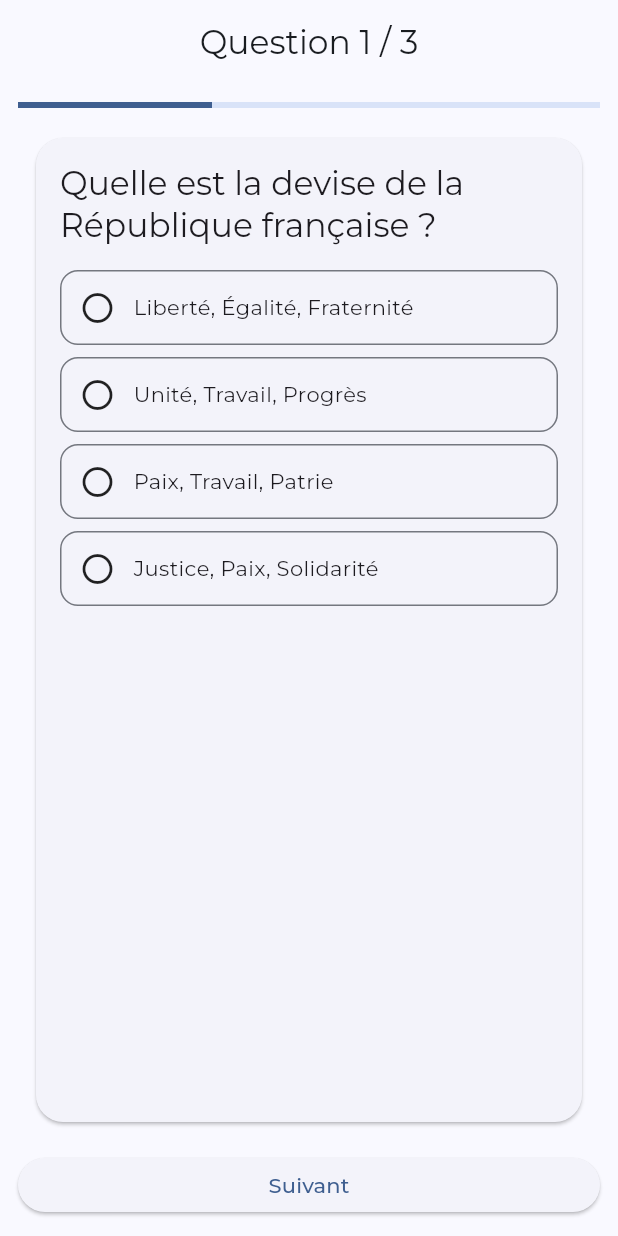
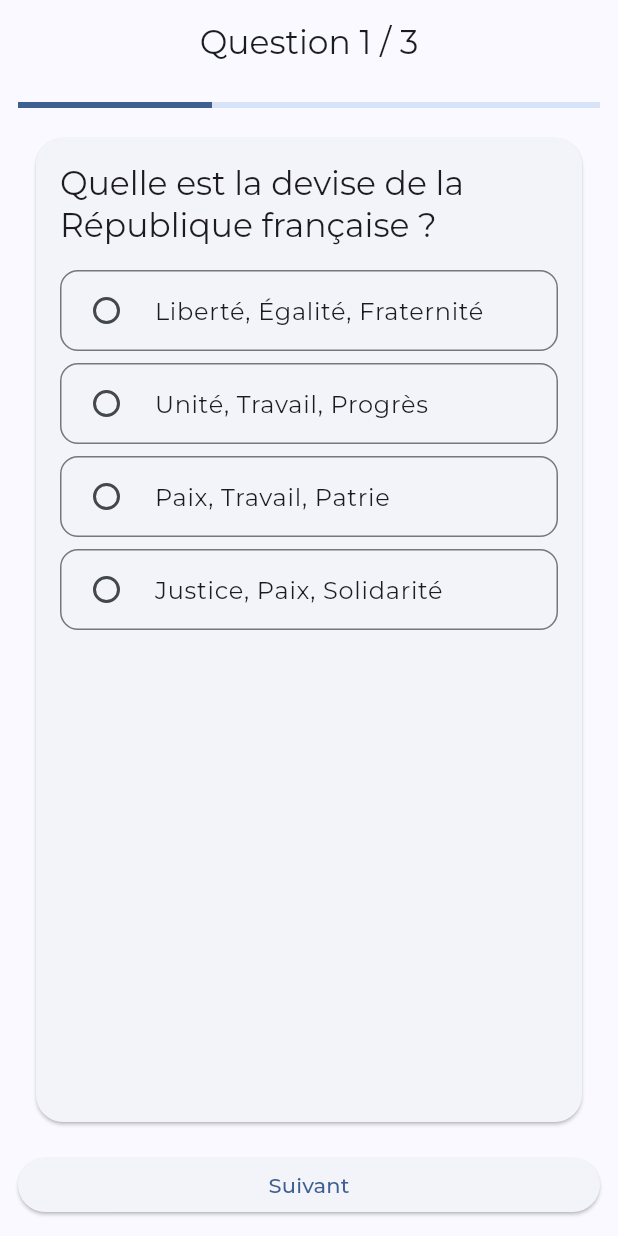
Before and after one commit to Myoxsis/french_citizenship_app, a Flutter app: the QuizScreen screen opened by its route, on a phone screen of 412 x 824 dp. Run offline on Flutter 3.47's test engine with Material 3 defaults, Android fonts, the light colour scheme and no system bars; our stand-ins replace easy_localization, flutter_riverpod, go_router, google_fonts, shared_preferences; accounts and stored records are empty.

Commit message:
Improve question choice styling with animated RadioListTile

```diff
--- a/lib/widgets/question_card.dart
+++ b/lib/widgets/question_card.dart
@@ -27,33 +27,44 @@ class QuestionCard extends StatelessWidget {
             const SizedBox(height: 12),
             ...List.generate(question.choices.length, (i) {
               final isSelected = selectedIndex == i;
-              return Padding(
-                padding: const EdgeInsets.symmetric(vertical: 4),
-                child: InkWell(
-                  borderRadius: BorderRadius.circular(12),
-                  onTap: () => onSelected(i),
-                  child: Container(
-                    padding: const EdgeInsets.all(12),
+              return AnimatedContainer(
+                duration: const Duration(milliseconds: 200),
+                margin: const EdgeInsets.symmetric(vertical: 4),
                 decoration: BoxDecoration(
                   borderRadius: BorderRadius.circular(12),
+                  color: isSelected
+                      ? Theme.of(context)
+                          .colorScheme
+                          .primary
+                          .withOpacity(0.1)
+                      : null,
                   border: Border.all(
                     color: isSelected
                         ? Theme.of(context).colorScheme.primary
                         : Theme.of(context).dividerColor,
                   ),
+                  boxShadow: isSelected
+                      ? [
+                          BoxShadow(
+                            color: Theme.of(context)
+                                .colorScheme
+                                .primary
+                                .withOpacity(0.3),
+                            blurRadius: 4,
+                            offset: const Offset(0, 2),
                           ),
-                    child: Row(
-                      children: [
-                        Icon(
-                          isSelected
-                              ? Icons.radio_button_checked
-                              : Icons.radio_button_off,
+                        ]
+                      : [],
                 ),
-                        const SizedBox(width: 12),
-                        Expanded(child: Text(question.choices[i])),
-                      ],
-                    ),
-                  ),
+                child: RadioListTile<int>(
+                  value: i,
+                  groupValue: selectedIndex,
+                  onChanged: (val) => onSelected(val!),
+                  title: Text(question.choices[i]),
+                  controlAffinity: ListTileControlAffinity.leading,
+                  activeColor: Theme.of(context).colorScheme.primary,
+                  contentPadding:
+                      const EdgeInsets.symmetric(horizontal: 12),
                 ),
               );
             }),
```
Lines whose indentation alone changed are shown as unchanged.
